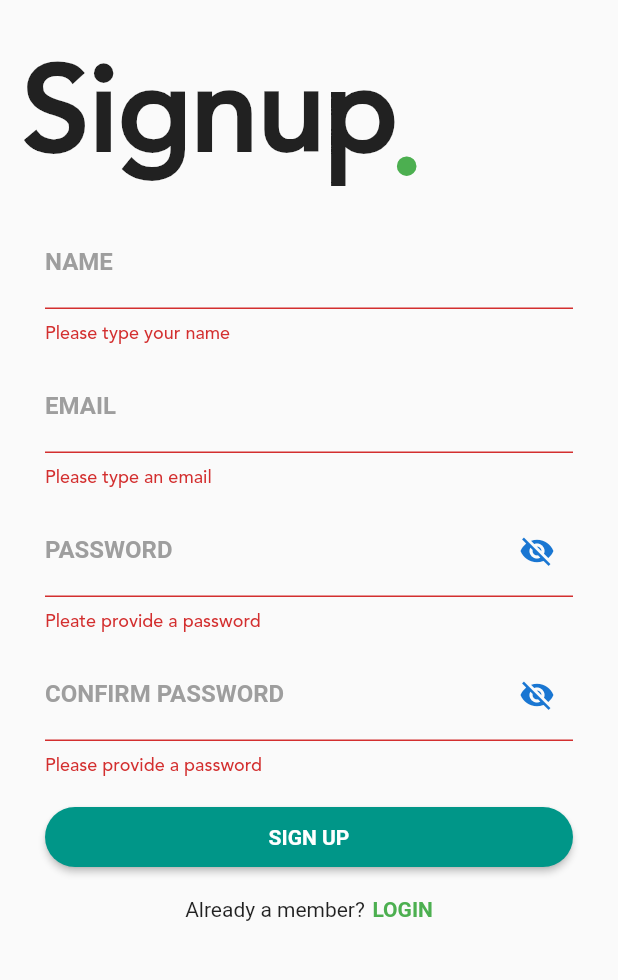
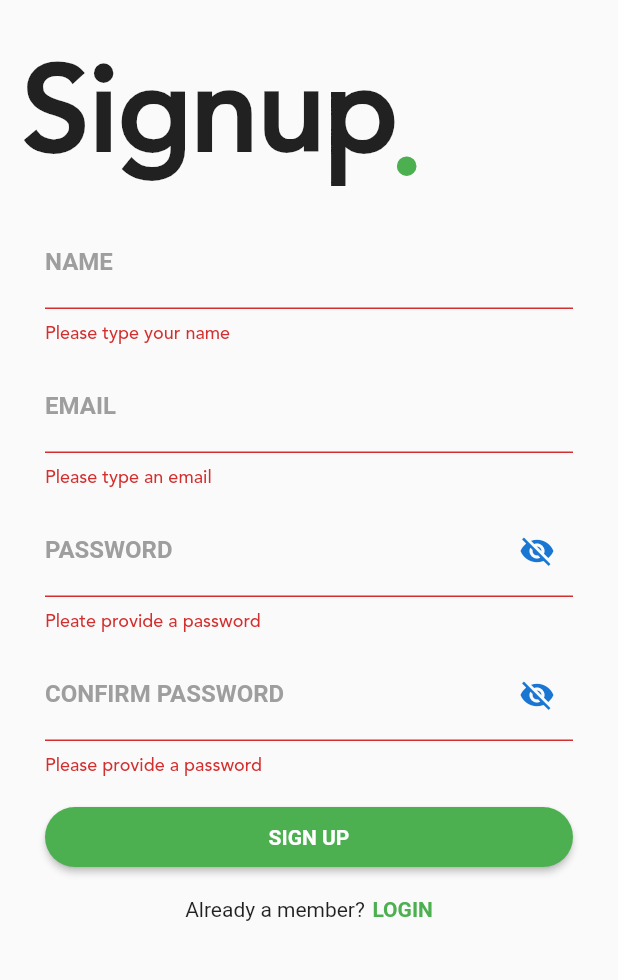
Before and after one commit to NazmuMasood/Doctors_app, a Flutter app: the SignupScreen screen opened by its route, after a tap on "SIGN UP", on a phone screen of 412 x 824 dp, the part 120-1100 px from its top. Run offline on Flutter 3.47's test engine with Material 2 defaults, Android fonts, the phone set to English and light mode, and no system bars; our stand-ins replace firebase_auth, fluttertoast; accounts and stored records are empty; Roboto replaces fonts that are missing (Montserrat); key blocks and very long unbroken strings in the code were emptied for the run.

Commit message:
Patient Login and Signup error message implemented

```diff
--- a/lib/main.dart
+++ b/lib/main.dart
@@ -23,7 +23,7 @@ class MyApp extends StatelessWidget {
         '/': (context) => AuthenticatorScreen(),
         '/login': (context) => LoginScreen(),
         '/signup': (context) => SignupScreen(),
-        '/home': (context) => CategoriesScreen(),
+        //'/home': (context) => CategoriesScreen(),
         '/logindoc': (context) => LoginDocScreen(),
         '/signupdoc': (context) => SignupDocScreen(),
         DoctorScreen.routeName:(ctx) => DoctorScreen(),
--- a/lib/screens/auth/signup.dart
+++ b/lib/screens/auth/signup.dart
@@ -1,3 +1,4 @@
+import 'package:doctors_app/screens/patient/home.dart';
 import 'package:flutter/material.dart';
 import 'package:firebase_auth/firebase_auth.dart';
 import 'package:doctors_app/screens/auth/login.dart';
@@ -150,8 +151,8 @@ class _SignupScreenState extends State<SignupScreen> {
                             }
                           },
                           onSaved: (input) => _password = input,
-                          obscureText:
-                              !_passwordVisible, //This will obscure text dynamically
+                          obscureText: !_passwordVisible,
+                          //This will obscure text dynamically
                           decoration: InputDecoration(
                               suffixIcon: IconButton(
                                 icon: Icon(
@@ -189,8 +190,8 @@ class _SignupScreenState extends State<SignupScreen> {
                             return null;
                           },
                           onSaved: (input) => _confirmPassword = input,
-                          obscureText:
-                              !_confirmPasswordVisible, //This will obscure text dynamically
+                          obscureText: !_confirmPasswordVisible,
+                          //This will obscure text dynamically
                           decoration: InputDecoration(
                               suffixIcon: IconButton(
                                 icon: Icon(
@@ -222,7 +223,7 @@ class _SignupScreenState extends State<SignupScreen> {
                                 height: 40.0,
                                 child: RaisedButton(
                                   onPressed: _signup,
-                                  color: Colors.teal,
+                                  color: Colors.green,
                                   splashColor: Colors.white,
                                   shape: RoundedRectangleBorder(
                                       borderRadius: BorderRadius.circular(35)),
@@ -278,7 +279,7 @@ class _SignupScreenState extends State<SignupScreen> {
                             SizedBox(width: 5.0),
                             InkWell(
                               onTap: () {
-                                Navigator.of(context).pushNamed('/login');
+                                Navigator.of(context).pushReplacementNamed('/login');
                               },
                               child: Text(
                                 'LOGIN',
@@ -304,13 +305,11 @@ class _SignupScreenState extends State<SignupScreen> {
     if (_formKey.currentState.validate()) {
       _formKey.currentState.save();
       try {
-        setState(() {
-          _loading = true;
-        });
-      final FirebaseUser user = (await _firebaseAuth.createUserWithEmailAndPassword(
-                email: _email, password: _password))
-           .user;
-
+        _showProgress();
+        final FirebaseUser user =
+            (await _firebaseAuth.createUserWithEmailAndPassword(
+                    email: _email, password: _password))
+                .user;
         print(_name);
         Fluttertoast.showToast(
             msg: 'Signup Successful',
@@ -319,20 +318,34 @@ class _SignupScreenState extends State<SignupScreen> {
             timeInSecForIosWeb: 1,
             backgroundColor: Colors.teal,
             textColor: Colors.white,
-            fontSize: 14.0
-        );
-        setState(() {
-          _loading = false;
-        });
+            fontSize: 14.0);
+        _hideProgress();
         Navigator.pushReplacement(
-            context, MaterialPageRoute(builder: (context) => LoginScreen()));
-      } catch(e) {
-        print(e.message);
-        setState(() {
-          _loading = false;
-        });
+            context, MaterialPageRoute(builder: (context) => HomeScreen(user: user)));
+      } catch (e) {
+        print(e.message); _hideProgress();
+        Fluttertoast.showToast(
+            msg: 'Signup Error',
+            toastLength: Toast.LENGTH_SHORT,
+            gravity: ToastGravity.BOTTOM,
+            timeInSecForIosWeb: 1,
+            backgroundColor: Colors.teal,
+            textColor: Colors.white,
+            fontSize: 14.0);
       }
     }
+  }
+
+  void _showProgress() {
+    setState(() {
+      _loading = true;
+    });
+  }
+
+  void _hideProgress() {
+    setState(() {
+      _loading = false;
+    });
   }
 
   @override
@@ -343,7 +356,7 @@ class _SignupScreenState extends State<SignupScreen> {
   }
 }
 
-class Signupmodel{
+class Signupmodel {
   String name;
   String email;
   String password;
```
Also changed, not shown: lib/screens/auth/login.dart (+29 -12 lines).
